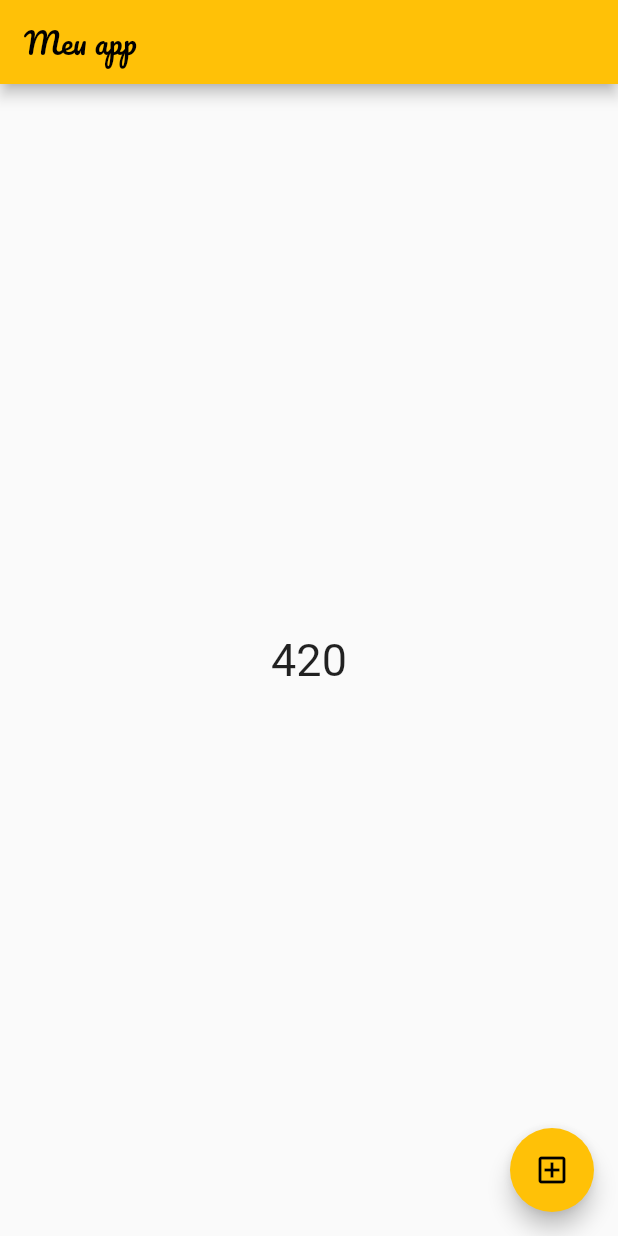
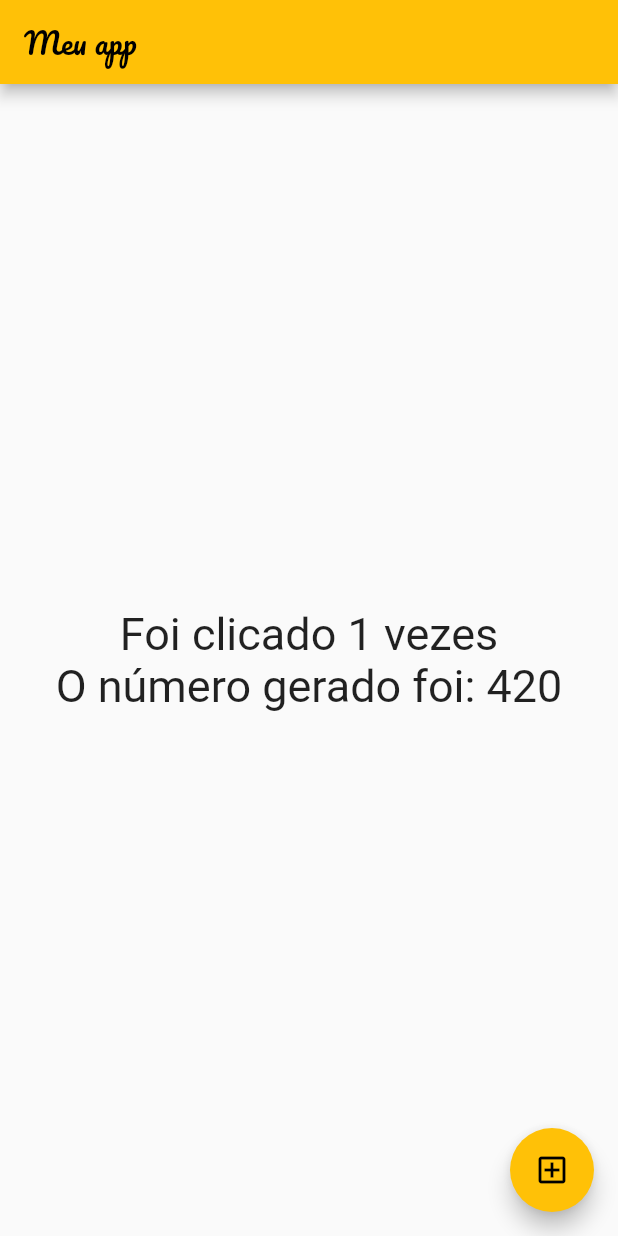
Before and after one commit to PedroHenriquebc/flutter-fundamentals, a Flutter app: the screen it shows after launch, after a tap on the "add box" icon, on a phone screen of 412 x 824 dp. Run offline on Flutter 3.47's test engine with Material 2 defaults, Android fonts, the phone set to English and light mode, and no system bars; our stand-ins replace google_fonts; Roboto replaces fonts that are missing (Acme).

Commit message:
feat: Adiciona column

```diff
--- a/lib/pages/home_page.dart
+++ b/lib/pages/home_page.dart
@@ -11,6 +11,7 @@ class HomePage extends StatefulWidget {
 
 class _HomePageState extends State<HomePage> {
   var numeroGerado = 0;
+  var qtdCliques = 0;
 
   @override
   Widget build(BuildContext context) {
@@ -18,22 +19,30 @@ class _HomePageState extends State<HomePage> {
       appBar: AppBar(
         title: const Text(
           "Meu app",
-          // DEFINE MANUALMENTE O TIPO DA FONTE, TAMANHO, etc.
-          //style: GoogleFonts.pacifico(),
+          //style: GoogleFonts.pacifico(),  // DEFINE MANUALMENTE O TIPO DA FONTE, TAMANHO, etc.
         ),
       ),
-      body: Center(
-          child: Text(
-        numeroGerado.toString(),
-        // DEFINE MANUALMENTE O TIPO DA FONTE, TAMANHO, etc.
-        style: GoogleFonts.acme(fontSize: 30),
-      )),
+      body: Column( // COLUMN È UTILZADO PARA COLOCAR UM COMPONENTE EMBAIXO DE OUTRO
+        mainAxisAlignment: MainAxisAlignment.center, // ALINHAMENTO VERTICAL NO CENTRO
+        children: [
+          Center(
+              child: Text(
+            "Foi clicado $qtdCliques vezes",
+            style: GoogleFonts.acme(fontSize: 30),
+          )),
+          Center(
+              child: Text(
+            "O número gerado foi: $numeroGerado",
+            style: GoogleFonts.acme(fontSize: 30),
+          )),
+        ],
+      ),
       floatingActionButton: FloatingActionButton(
           child: const Icon(Icons.add_box_outlined),
           onPressed: () {
             setState(() {
-              numeroGerado =
-                  GeradorNumeroAleatorioService.gerarNumAleatorio(1000);
+              qtdCliques = qtdCliques + 1;
+              numeroGerado = GeradorNumeroAleatorioService.gerarNumAleatorio(1000);
             });
           }),
     );
```
